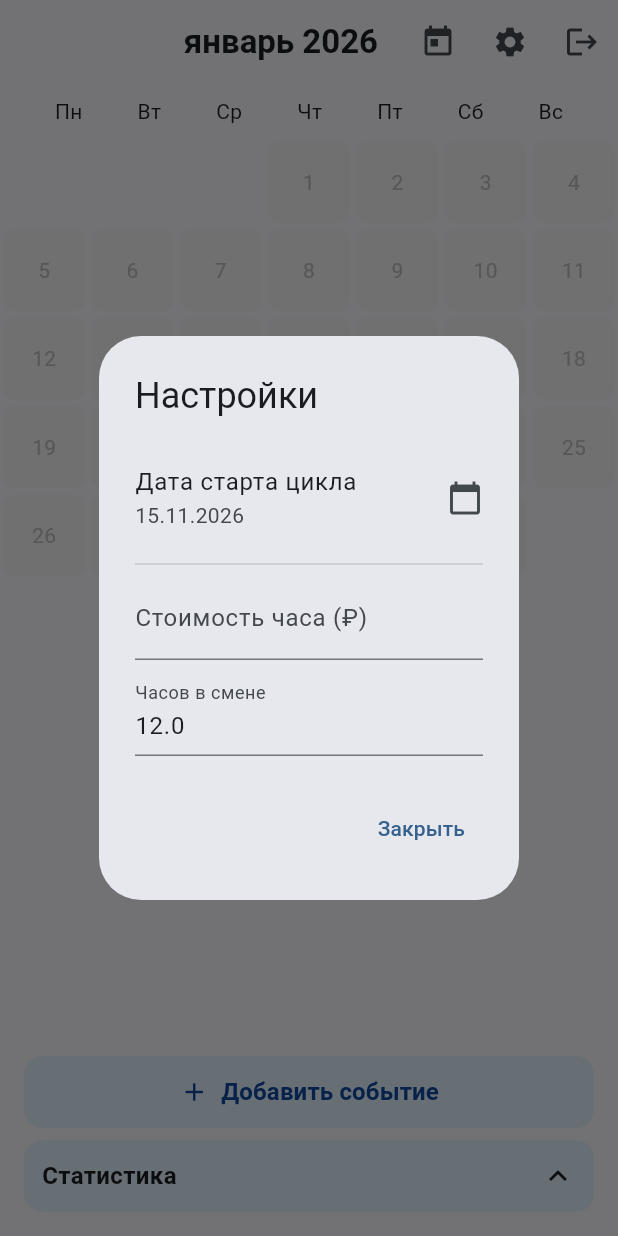
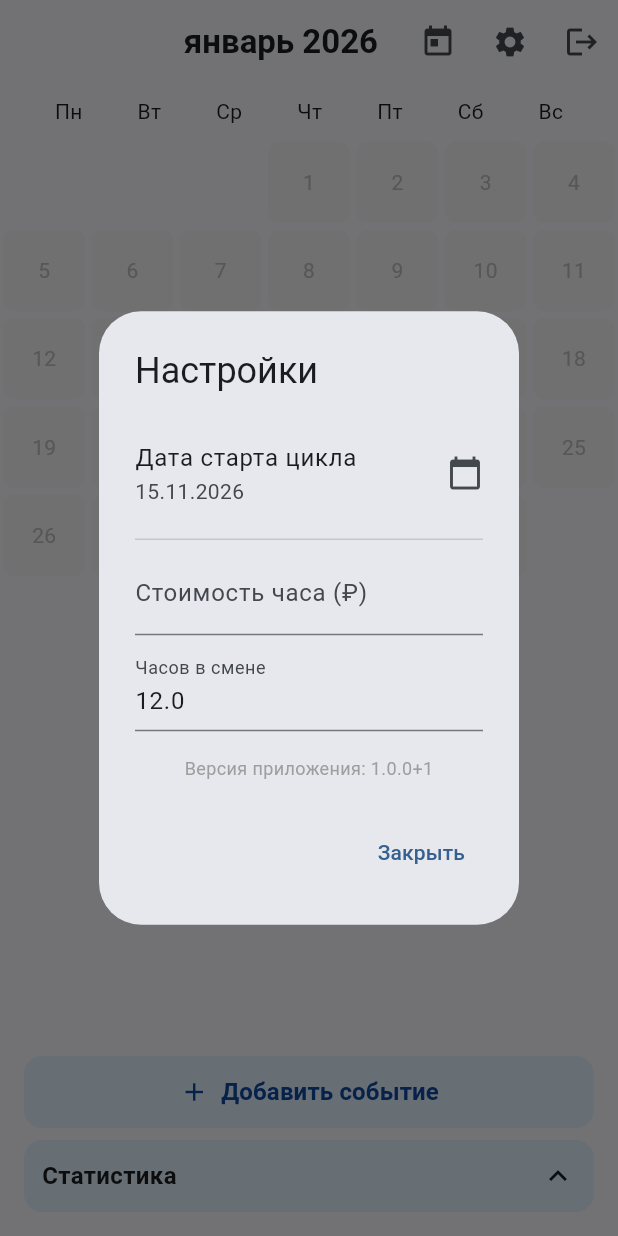
Before and after one commit to ak3301389/grafsmen, a Flutter app: the screen it shows once a user with an empty profile is signed in, after a tap on the "settings" icon, on a phone screen of 412 x 824 dp. Run offline on Flutter 3.47's test engine with Material 3 defaults, Android fonts, the phone set to English and light mode, and no system bars; our stand-ins replace cloud_firestore, firebase_auth, firebase_core, google_sign_in, package_info_plus; accounts and stored records are empty; generated files the repository leaves out were written again.

Commit message:
Add app version display and build script

```diff
--- a/lib/main.dart
+++ b/lib/main.dart
@@ -6,6 +6,8 @@ import 'package:google_sign_in/google_sign_in.dart';
 import 'package:cloud_firestore/cloud_firestore.dart';
 
 import 'firebase_options.dart';
+
+import 'package:package_info_plus/package_info_plus.dart';
 
 void main() async {
   WidgetsFlutterBinding.ensureInitialized();
@@ -187,6 +189,7 @@ class _ShiftCalendarState extends State<ShiftCalendar> {
   double _shiftHours = 12.0;
   bool _isStatsExpanded = false;
   bool _isLoading = true;
+  String _appVersion = '';
 
   final User? _user = FirebaseAuth.instance.currentUser;
   final FirebaseFirestore _db = FirebaseFirestore.instance;
@@ -213,7 +216,15 @@ class _ShiftCalendarState extends State<ShiftCalendar> {
     _pageController = PageController(
       initialPage: (now.year - 2026) * 12 + now.month - 1,
     );
+    _loadVersion();
     _loadFromCloud();
+  }
+
+  Future<void> _loadVersion() async {
+    final info = await PackageInfo.fromPlatform();
+    setState(() {
+      _appVersion = '${info.version}+${info.buildNumber}';
+    });
   }
 
   Future<void> _loadFromCloud() async {
@@ -675,6 +686,11 @@ class _ShiftCalendarState extends State<ShiftCalendar> {
                         _saveToCloud();
                       },
                     ),
+                    const SizedBox(height: 16),
+                    Text(
+                      'Версия приложения: $_appVersion',
+                      style: const TextStyle(color: Colors.grey, fontSize: 12),
+                    ),
                   ],
                 ),
               ),
--- a/pubspec.yaml
+++ b/pubspec.yaml
@@ -18,6 +18,7 @@ dependencies:
   firebase_auth: ^7.0.1
   cloud_firestore: ^7.1.0
   google_sign_in: ^7.2.0
+  package_info_plus: ^10.2.2
 
 dev_dependencies:
   flutter_test:
```
Also changed, not shown: pubspec.lock, 3 other files.
